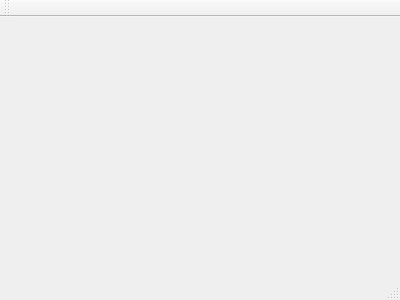
First picture: the form in mainwindow.ui, repository WardenQQ/aubonlait, before the edit.
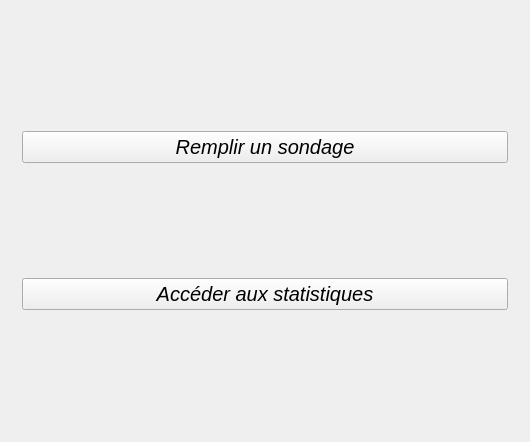
Second picture: the form after the edit.

The edit to the form file:
```diff
--- a/mainwindow.ui
+++ b/mainwindow.ui
@@ -1,24 +1,65 @@
 <ui version="4.0">
  <class>MainWindow</class>
- <widget class="QMainWindow" name="MainWindow" >
-  <property name="geometry" >
+ <widget class="QMainWindow" name="MainWindow">
+  <property name="geometry">
    <rect>
     <x>0</x>
     <y>0</y>
-    <width>400</width>
-    <height>300</height>
+    <width>530</width>
+    <height>442</height>
    </rect>
   </property>
   <property name="windowTitle" >
    <string>MainWindow</string>
   </property>
-  <widget class="QMenuBar" name="menuBar" />
-  <widget class="QToolBar" name="mainToolBar" />
-  <widget class="QWidget" name="centralWidget" />
-  <widget class="QStatusBar" name="statusBar" />
+  <widget class="QWidget" name="centralWidget">
+   <layout class="QVBoxLayout" name="verticalLayout">
+    <item>
+     <widget class="QWidget" name="startWidget" native="true">
+      <layout class="QVBoxLayout" name="verticalLayout_2">
+       <item>
+        <widget class="QPushButton" name="surveyButton">
+         <property name="font">
+          <font>
+           <pointsize>15</pointsize>
+           <italic>true</italic>
+          </font>
+         </property>
+         <property name="text">
+          <string>Remplir un sondage</string>
+         </property>
+        </widget>
+       </item>
+       <item>
+        <widget class="QPushButton" name="statButton">
+         <property name="font">
+          <font>
+           <pointsize>15</pointsize>
+           <italic>true</italic>
+          </font>
+         </property>
+         <property name="text">
+          <string>Accéder aux statistiques</string>
+         </property>
+        </widget>
+       </item>
+      </layout>
+     </widget>
+    </item>
+   </layout>
+  </widget>
+  <widget class="QMenuBar" name="menuBar">
+   <property name="geometry">
+    <rect>
+     <x>0</x>
+     <y>0</y>
+     <width>530</width>
+     <height>29</height>
+    </rect>
+   </property>
+  </widget>
  </widget>
- <layoutDefault spacing="6" margin="11" />
- <pixmapfunction></pixmapfunction>
+ <layoutdefault spacing="6" margin="11"/>
  <resources/>
  <connections/>
 </ui>
```
Left out of the diff: 5 changed lines with no effect on the pictures.
